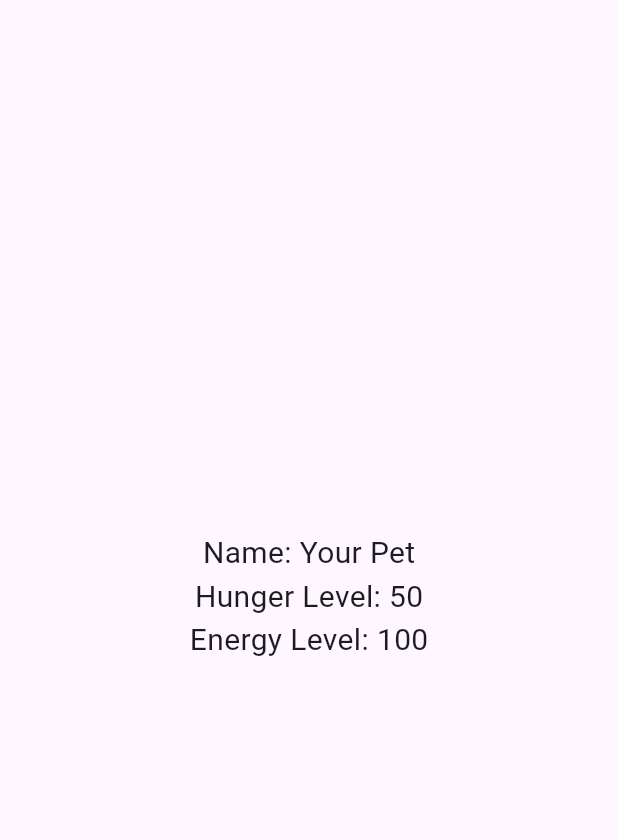
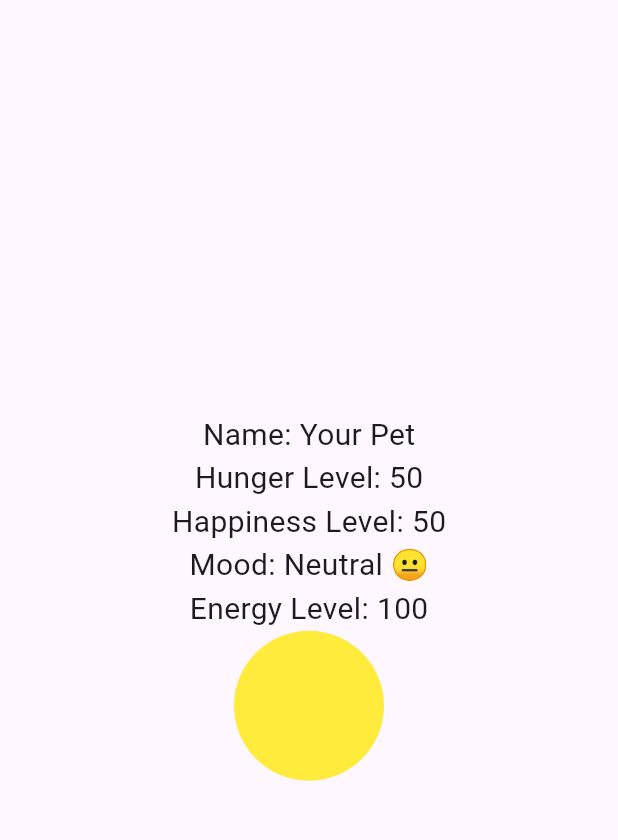
Before and after one commit to sricharan8462/digipet_act5, a Flutter app: the screen it shows after launch, on a phone screen of 412 x 824 dp, the part 63-903 px from its top. Run offline on Flutter 3.47's test engine with Material 3 defaults, Android fonts, the phone set to English and light mode, and no system bars.

Commit message:
Added dynamic pet mood indicator with text and color changes

```diff
--- a/lib/main.dart
+++ b/lib/main.dart
@@ -15,6 +15,7 @@ class DigitalPetApp extends StatefulWidget {
 class _DigitalPetAppState extends State<DigitalPetApp> {
   String petName = "Your Pet";
   int hungerLevel = 50;
+  int happinessLevel = 50;
   int energyLevel = 100;
   Timer? hungerTimer;
   Timer? restTimer;
@@ -29,6 +30,7 @@ class _DigitalPetAppState extends State<DigitalPetApp> {
     hungerTimer = Timer.periodic(Duration(seconds: 30), (timer) {
       setState(() {
         hungerLevel = (hungerLevel + 5).clamp(0, 100);
+        happinessLevel = (happinessLevel - 5).clamp(0, 100);
       });
     });
   }
@@ -40,6 +42,18 @@ class _DigitalPetAppState extends State<DigitalPetApp> {
         energyLevel = (energyLevel + 5).clamp(0, 100);
       });
     });
+  }
+
+  Color getPetColor() {
+    if (happinessLevel > 70) return Colors.green;
+    if (happinessLevel >= 30) return Colors.yellow;
+    return Colors.red;
+  }
+
+  String getMoodText() {
+    if (happinessLevel > 70) return "Happy 😊";
+    if (happinessLevel >= 30) return "Neutral 😐";
+    return "Unhappy 😢";
   }
 
   @override
@@ -54,7 +68,17 @@ class _DigitalPetAppState extends State<DigitalPetApp> {
           children: <Widget>[
             Text('Name: $petName', style: TextStyle(fontSize: 20.0)),
             Text('Hunger Level: $hungerLevel', style: TextStyle(fontSize: 20.0)),
+            Text('Happiness Level: $happinessLevel', style: TextStyle(fontSize: 20.0)),
+            Text('Mood: ${getMoodText()}', style: TextStyle(fontSize: 20.0)),
             Text('Energy Level: $energyLevel', style: TextStyle(fontSize: 20.0)),
+            Container(
+              width: 100,
+              height: 100,
+              decoration: BoxDecoration(
+                color: getPetColor(),
+                shape: BoxShape.circle,
+              ),
+            ),
           ],
         ),
       ),
```
